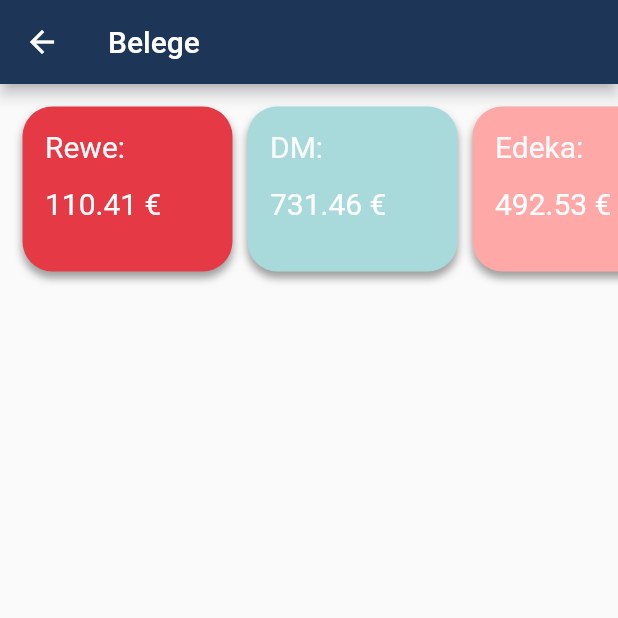
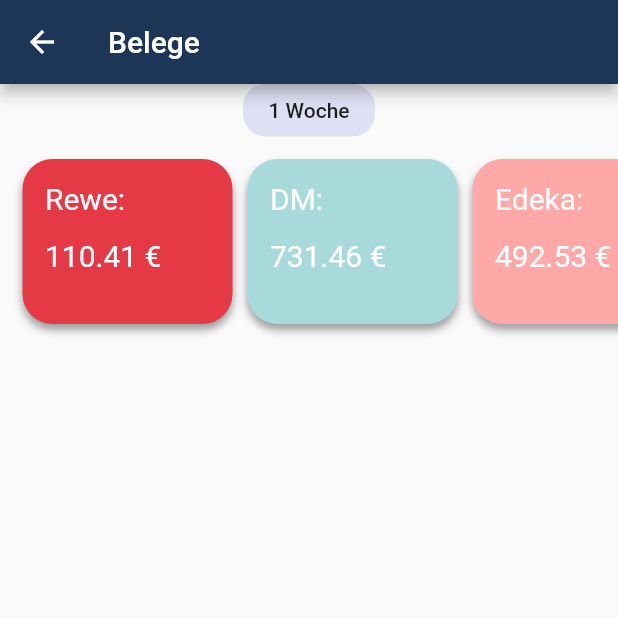
Before and after one commit to jangrunicke/Billsolution, a Flutter app: the BillsHome screen opened directly, on a phone screen of 412 x 824 dp, the top half of it. Run offline on Flutter 3.47's test engine with Material 2 defaults, Android fonts, the phone set to English and light mode, and no system bars.

Commit message:
Zeitraumbutton hinzugefügt

```diff
--- a/lib/pages/bills/bills_home.dart
+++ b/lib/pages/bills/bills_home.dart
@@ -2,8 +2,8 @@ import 'dart:math';
 
 import 'package:flutter/material.dart';
 
-import './vendor_card.dart';
 import './vendor_list.dart';
+import './zeitraum_filter_button.dart';
 
 class BillsHome extends StatelessWidget {
   var mockData = ['Rewe', 'DM', 'Edeka', 'Penny', 'Aldi'];
@@ -22,6 +22,8 @@ class BillsHome extends StatelessWidget {
         appBar: AppBar(
           title: Text('Belege'),
         ),
-        body: VendorList());
+        body: Column(
+          children: [ZeitraumFilterButton(), VendorList()],
+        ));
   }
 }
--- /dev/null
+++ b/lib/pages/bills/zeitraum_filter_button.dart
@@ -0,0 +1,19 @@
+import 'package:flutter/material.dart';
+
+class ZeitraumFilterButton extends StatelessWidget {
+  void buttonFn() => {};
+
+  @override
+  Widget build(BuildContext context) {
+    return Container(
+      child: FlatButton(
+        child: Text('1 Woche'),
+        onPressed: () => {},
+      ),
+      decoration: BoxDecoration(
+          color: Color.fromRGBO(224, 224, 244, 1.0),
+          borderRadius: BorderRadius.circular(15)),
+      constraints: BoxConstraints(maxHeight: 35, maxWidth: 110),
+    );
+  }
+}
```
